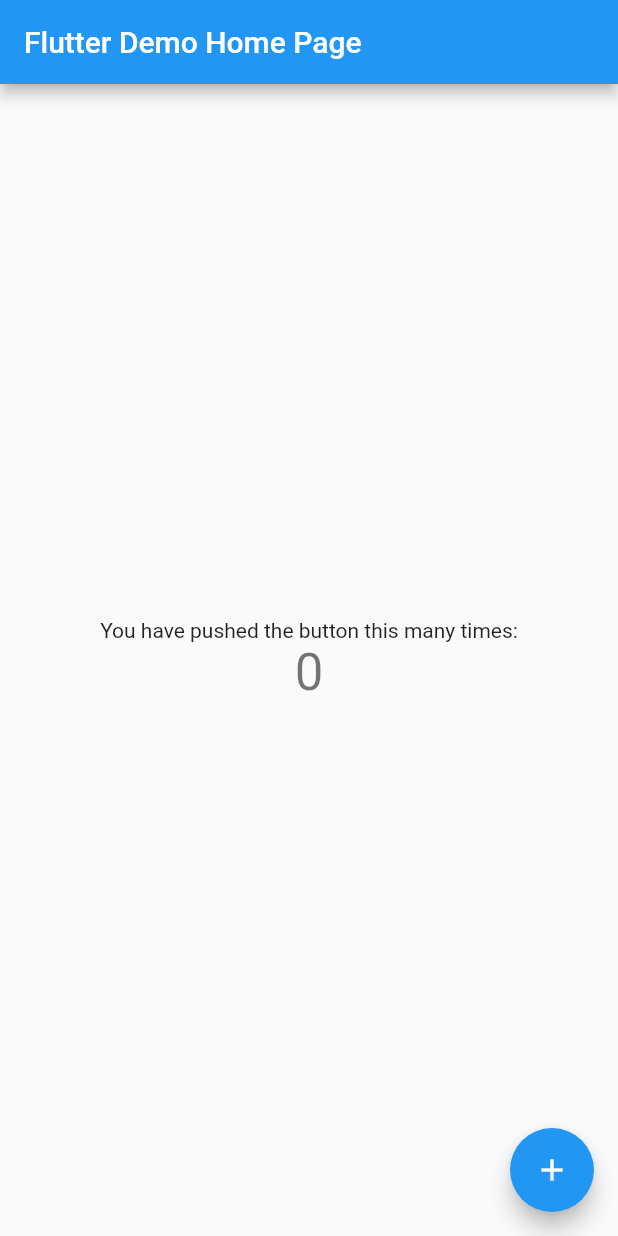
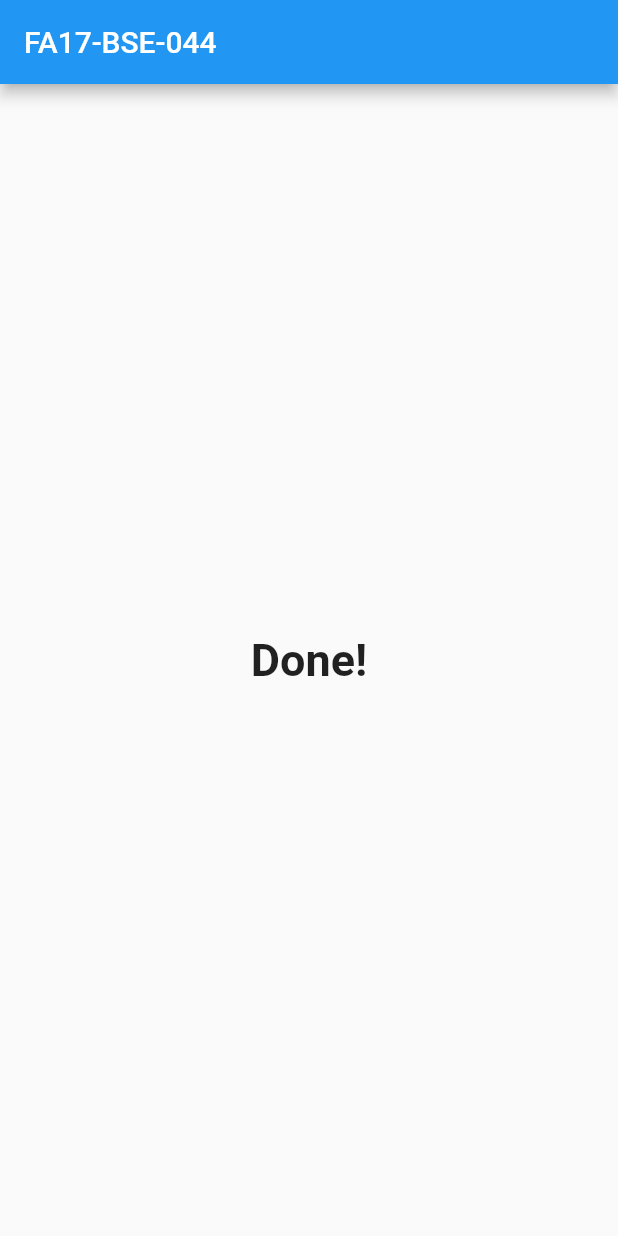
Before and after one commit to Sidrariaz044/fa17_bbbbse_044, a Flutter app: the screen it shows after launch, on a phone screen of 412 x 824 dp. Run offline on Flutter 3.47's test engine with Material 2 defaults, Android fonts, the phone set to English and light mode, and no system bars; our stand-ins replace splashscreen; network calls fail.

Commit message:
commit 1 is complete

```diff
--- a/lib/main.dart
+++ b/lib/main.dart
@@ -1,117 +1,54 @@
 import 'package:flutter/material.dart';
-
-void main() {
-  runApp(MyApp());
+import 'package:splashscreen/splashscreen.dart';
+void main(){
+  runApp(new MaterialApp(
+    home: new MyApp(),
+  ));
 }
 
-class MyApp extends StatelessWidget {
-  // This widget is the root of your application.
+
+class MyApp extends StatefulWidget {
+  @override
+  _MyAppState createState() => new _MyAppState();
+}
+
+class _MyAppState extends State<MyApp> {
   @override
   Widget build(BuildContext context) {
-    return MaterialApp(
-      title: 'Flutter Demo',
-      theme: ThemeData(
-        // This is the theme of your application.
-        //
-        // Try running your application with "flutter run". You'll see the
-        // application has a blue toolbar. Then, without quitting the app, try
-        // changing the primarySwatch below to Colors.green and then invoke
-        // "hot reload" (press "r" in the console where you ran "flutter run",
-        // or simply save your changes to "hot reload" in a Flutter IDE).
-        // Notice that the counter didn't reset back to zero; the application
-        // is not restarted.
-        primarySwatch: Colors.blue,
-        // This makes the visual density adapt to the platform that you run
-        // the app on. For desktop platforms, the controls will be smaller and
-        // closer together (more dense) than on mobile platforms.
-        visualDensity: VisualDensity.adaptivePlatformDensity,
-      ),
-      home: MyHomePage(title: 'Flutter Demo Home Page'),
+    return new SplashScreen(
+        seconds: 14,
+        navigateAfterSeconds: new AfterSplash(),
+        title: new Text('Sidra Riaz',
+          style: new TextStyle(
+              fontWeight: FontWeight.bold,
+              fontSize: 20.0
+          ),),
+        image: new Image.network('https://i.imgur.com/TyCSG9A.png'),
+        backgroundColor: Colors.yellowAccent,
+        styleTextUnderTheLoader: new TextStyle(),
+        photoSize: 100.0,
+        onClick: ()=>print("Flutter Egypt"),
+        loaderColor: Colors.purple
     );
   }
 }
 
-class MyHomePage extends StatefulWidget {
-  MyHomePage({Key key, this.title}) : super(key: key);
-
-  // This widget is the home page of your application. It is stateful, meaning
-  // that it has a State object (defined below) that contains fields that affect
-  // how it looks.
-
-  // This class is the configuration for the state. It holds the values (in this
-  // case the title) provided by the parent (in this case the App widget) and
-  // used by the build method of the State. Fields in a Widget subclass are
-  // always marked "final".
-
-  final String title;
-
-  @override
-  _MyHomePageState createState() => _MyHomePageState();
-}
-
-class _MyHomePageState extends State<MyHomePage> {
-  int _counter = 0;
-
-  void _incrementCounter() {
-    setState(() {
-      // This call to setState tells the Flutter framework that something has
-      // changed in this State, which causes it to rerun the build method below
-      // so that the display can reflect the updated values. If we changed
-      // _counter without calling setState(), then the build method would not be
-      // called again, and so nothing would appear to happen.
-      _counter++;
-    });
-  }
-
+class AfterSplash extends StatelessWidget {
   @override
   Widget build(BuildContext context) {
-    // This method is rerun every time setState is called, for instance as done
-    // by the _incrementCounter method above.
-    //
-    // The Flutter framework has been optimized to make rerunning build methods
-    // fast, so that you can just rebuild anything that needs updating rather
-    // than having to individually change instances of widgets.
-    return Scaffold(
-      appBar: AppBar(
-        // Here we take the value from the MyHomePage object that was created by
-        // the App.build method, and use it to set our appbar title.
-        title: Text(widget.title),
+    return new Scaffold(
+      appBar: new AppBar(
+          title: new Text("FA17-BSE-044"),
+          automaticallyImplyLeading: false
       ),
-      body: Center(
-        // Center is a layout widget. It takes a single child and positions it
-        // in the middle of the parent.
-        child: Column(
-          // Column is also a layout widget. It takes a list of children and
-          // arranges them vertically. By default, it sizes itself to fit its
-          // children horizontally, and tries to be as tall as its parent.
-          //
-          // Invoke "debug painting" (press "p" in the console, choose the
-          // "Toggle Debug Paint" action from the Flutter Inspector in Android
-          // Studio, or the "Toggle Debug Paint" command in Visual Studio Code)
-          // to see the wireframe for each widget.
-          //
-          // Column has various properties to control how it sizes itself and
-          // how it positions its children. Here we use mainAxisAlignment to
-          // center the children vertically; the main axis here is the vertical
-          // axis because Columns are vertical (the cross axis would be
-          // horizontal).
-          mainAxisAlignment: MainAxisAlignment.center,
-          children: <Widget>[
-            Text(
-              'You have pushed the button this many times:',
-            ),
-            Text(
-              '$_counter',
-              style: Theme.of(context).textTheme.headline4,
-            ),
-          ],
-        ),
+      body: new Center(
+        child: new Text("Done!",
+          style: new TextStyle(
+              fontWeight: FontWeight.bold,
+              fontSize: 30.0
+          ),),
+
       ),
-      floatingActionButton: FloatingActionButton(
-        onPressed: _incrementCounter,
-        tooltip: 'Increment',
-        child: Icon(Icons.add),
-      ), // This trailing comma makes auto-formatting nicer for build methods.
     );
   }
 }
--- a/pubspec.yaml
+++ b/pubspec.yaml
@@ -23,7 +23,7 @@ environment:
 dependencies:
   flutter:
     sdk: flutter
-
+  splashscreen:
 
   # The following adds the Cupertino Icons font to your application.
   # Use with the CupertinoIcons class for iOS style icons.
```
Also changed, not shown: lib/splash screen.dart (added), pubspec.lock.
